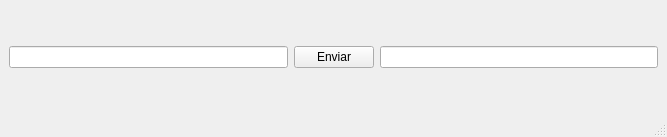
The window that Software/SimuladorPuertoSerieFPGA/MainWindow.ui (OgLocGreen/proyecto_sistema_mecatronico_industrial) describes before a commit, drawn with Qt 5.
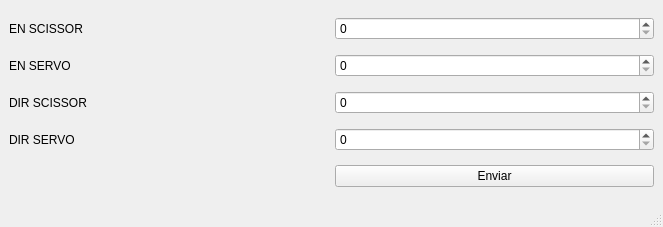
The same window after the commit.

```diff
--- a/Software/SimuladorPuertoSerieFPGA/MainWindow.ui
+++ b/Software/SimuladorPuertoSerieFPGA/MainWindow.ui
@@ -6,35 +6,75 @@
    <rect>
     <x>0</x>
     <y>0</y>
-    <width>667</width>
-    <height>137</height>
+    <width>663</width>
+    <height>227</height>
    </rect>
   </property>
   <property name="windowTitle">
    <string>MainWindow</string>
   </property>
   <widget class="QWidget" name="centralwidget">
-   <layout class="QHBoxLayout" name="horizontalLayout">
-    <item>
-     <widget class="QLineEdit" name="qBufferEnvio"/>
+   <layout class="QGridLayout" name="gridLayout">
+    <item row="0" column="1">
+     <widget class="QSpinBox" name="qenableScissorSpinBox">
+      <property name="maximum">
+       <number>1</number>
+      </property>
+     </widget>
     </item>
-    <item>
+    <item row="1" column="1">
+     <widget class="QSpinBox" name="qenableServoSpinBox">
+      <property name="maximum">
+       <number>1</number>
+      </property>
+     </widget>
+    </item>
+    <item row="4" column="1">
+     <widget class="QSpinBox" name="qdirServoSpinBox">
+      <property name="maximum">
+       <number>1</number>
+      </property>
+     </widget>
+    </item>
+    <item row="5" column="1">
      <widget class="QPushButton" name="qSendLine_pushButton">
       <property name="text">
        <string>Enviar</string>
       </property>
      </widget>
     </item>
-    <item>
-     <widget class="QLineEdit" name="qBufferRecibo">
-      <property name="enabled">
-       <bool>true</bool>
+    <item row="2" column="1">
+     <widget class="QSpinBox" name="qdirScissorSpinBox">
+      <property name="maximum">
+       <number>1</number>
       </property>
-      <property name="readOnly">
-       <bool>true</bool>
+     </widget>
+    </item>
+    <item row="0" column="0">
+     <widget class="QLabel" name="label">
+      <property name="text">
+       <string>EN SCISSOR</string>
       </property>
-      <property name="clearButtonEnabled">
-       <bool>false</bool>
+     </widget>
+    </item>
+    <item row="1" column="0">
+     <widget class="QLabel" name="label_2">
+      <property name="text">
+       <string>EN SERVO</string>
+      </property>
+     </widget>
+    </item>
+    <item row="2" column="0">
+     <widget class="QLabel" name="label_3">
+      <property name="text">
+       <string>DIR SCISSOR</string>
+      </property>
+     </widget>
+    </item>
+    <item row="4" column="0">
+     <widget class="QLabel" name="label_4">
+      <property name="text">
+       <string>DIR SERVO</string>
       </property>
      </widget>
     </item>
```
Left out of the diff: 2 changed lines with no effect on the pictures.
